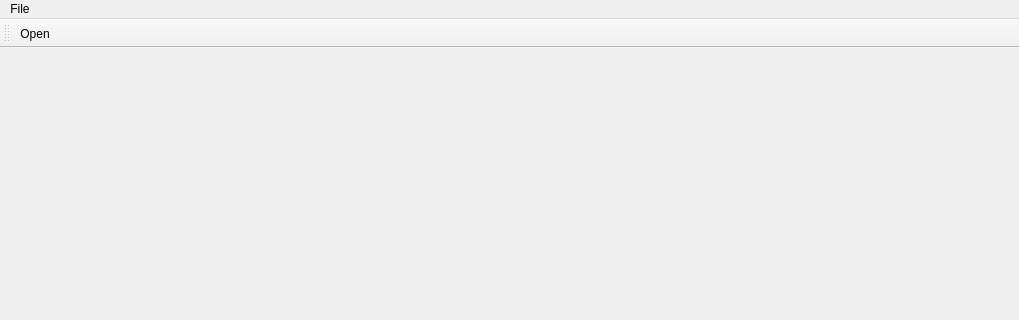
The window that mainwindow.ui (Mark-Clegg/EM1802) describes before a commit, drawn with Qt 5; both pictures show x 0 to 1019 and y 0 to 320 of the 1019 by 600 pixel window.
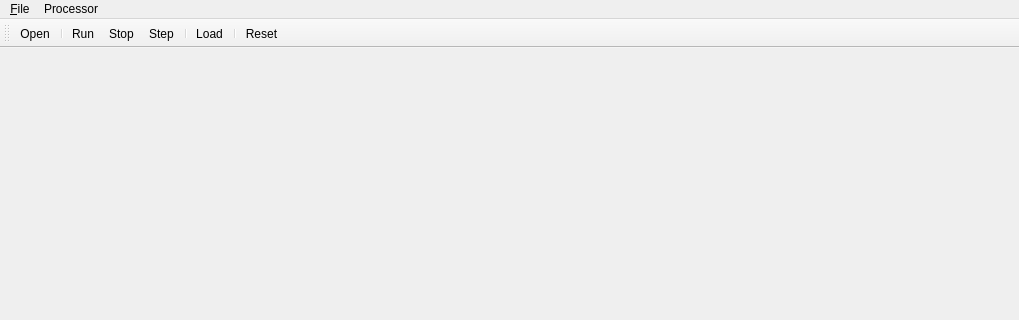
The same window after the commit. Icons and pictures are not drawn.

Commit message: Move Processor action buttons to main toolbar

```diff
--- a/mainwindow.ui
+++ b/mainwindow.ui
@@ -30,14 +30,27 @@
    </property>
    <widget class="QMenu" name="menuFile">
     <property name="title">
-     <string>File</string>
+     <string>&amp;File</string>
     </property>
     <addaction name="actionOpen"/>
     <addaction name="separator"/>
     <addaction name="actionExit"/>
+   </widget>
+   <widget class="QMenu" name="menuProcessor">
+    <property name="title">
+     <string>Processor</string>
+    </property>
+    <addaction name="actionRun"/>
+    <addaction name="actionStop"/>
+    <addaction name="actionStep"/>
+    <addaction name="separator"/>
+    <addaction name="actionLoad"/>
+    <addaction name="separator"/>
+    <addaction name="actionReset"/>
     <addaction name="separator"/>
    </widget>
    <addaction name="menuFile"/>
+   <addaction name="menuProcessor"/>
   </widget>
   <widget class="QStatusBar" name="statusbar"/>
   <widget class="QToolBar" name="toolBar">
@@ -54,6 +67,14 @@
     <bool>false</bool>
    </attribute>
    <addaction name="actionOpen"/>
+   <addaction name="separator"/>
+   <addaction name="actionRun"/>
+   <addaction name="actionStop"/>
+   <addaction name="actionStep"/>
+   <addaction name="separator"/>
+   <addaction name="actionLoad"/>
+   <addaction name="separator"/>
+   <addaction name="actionReset"/>
   </widget>
   <action name="actionExit">
    <property name="text">
@@ -72,7 +93,52 @@
     <string>Open</string>
    </property>
    <property name="shortcut">
-    <string>Alt+X</string>
+    <string>Ctrl+O</string>
+   </property>
+  </action>
+  <action name="actionRun">
+   <property name="icon">
+    <iconset theme="media-playback-start">
+     <normaloff>.</normaloff>.</iconset>
+   </property>
+   <property name="text">
+    <string>Run</string>
+   </property>
+  </action>
+  <action name="actionReset">
+   <property name="icon">
+    <iconset theme="system-reboot">
+     <normaloff>.</normaloff>.</iconset>
+   </property>
+   <property name="text">
+    <string>Reset</string>
+   </property>
+  </action>
+  <action name="actionStep">
+   <property name="icon">
+    <iconset theme="media-playback-pause">
+     <normaloff>.</normaloff>.</iconset>
+   </property>
+   <property name="text">
+    <string>Step</string>
+   </property>
+  </action>
+  <action name="actionLoad">
+   <property name="icon">
+    <iconset theme="list-add">
+     <normaloff>.</normaloff>.</iconset>
+   </property>
+   <property name="text">
+    <string>Load</string>
+   </property>
+  </action>
+  <action name="actionStop">
+   <property name="icon">
+    <iconset theme="media-playback-stop">
+     <normaloff>.</normaloff>.</iconset>
+   </property>
+   <property name="text">
+    <string>Stop</string>
    </property>
   </action>
  </widget>
```
Left out of the diff: 17 changed lines with no effect on the pictures. The commit also changes 4 other files.
